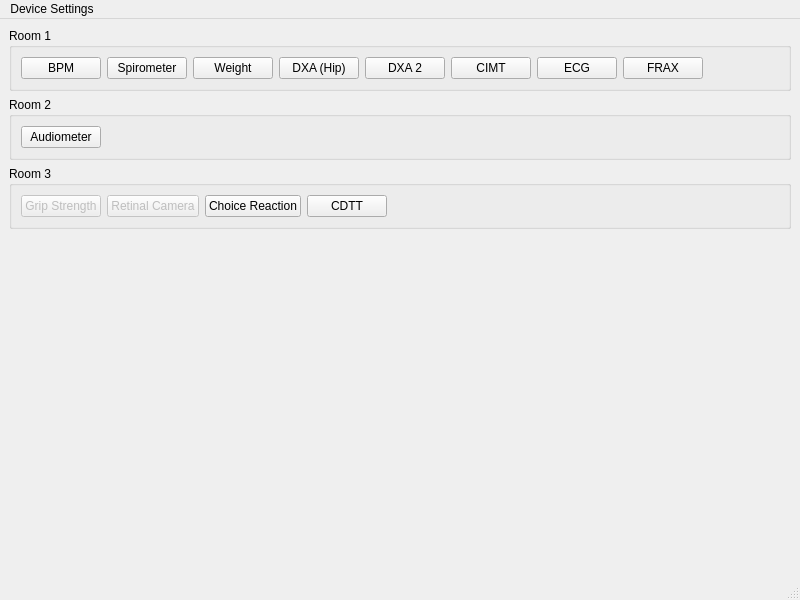
This is src/cypress_main_window.ui in CLSA/cypress as Qt 5 draws it before an edit. The edited form follows.
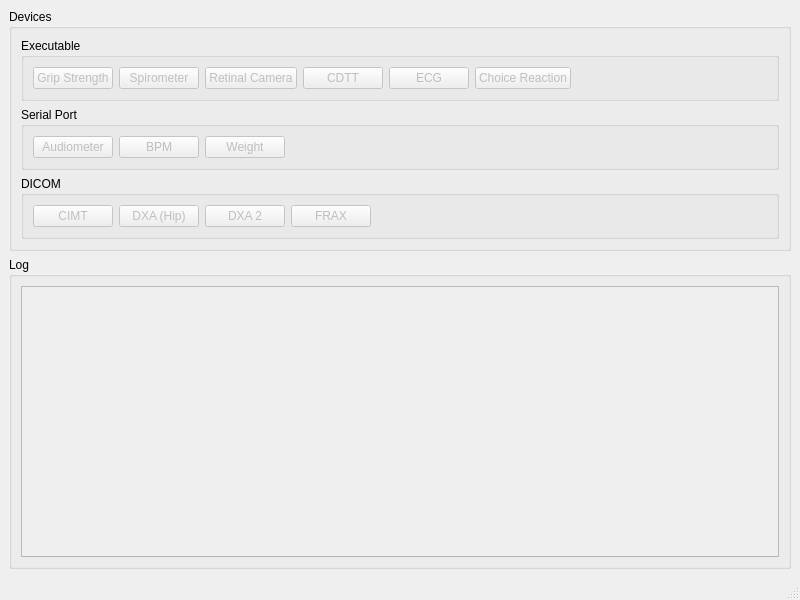
This is the edited form.

```diff
--- a/src/cypress_main_window.ui
+++ b/src/cypress_main_window.ui
@@ -21,34 +21,173 @@
        <bool>true</bool>
       </property>
       <property name="title">
-       <string>Room 1</string>
+       <string>Devices</string>
       </property>
-      <layout class="QHBoxLayout" name="horizontalLayout">
+      <layout class="QVBoxLayout" name="verticalLayout_2">
        <item>
-        <widget class="QPushButton" name="launchBpm">
+        <widget class="QGroupBox" name="groupBox_5">
+         <property name="title">
+          <string>Executable</string>
+         </property>
+         <layout class="QVBoxLayout" name="verticalLayout_6">
+          <item>
+           <layout class="QHBoxLayout" name="horizontalLayout_2">
+            <item>
+             <widget class="QPushButton" name="launchGripStrength">
+              <property name="enabled">
+               <bool>false</bool>
+              </property>
          <property name="text">
-          <string>BPM</string>
+               <string>Grip Strength</string>
          </property>
         </widget>
        </item>
        <item>
         <widget class="QPushButton" name="launchSpirometer">
+              <property name="enabled">
+               <bool>false</bool>
+              </property>
          <property name="text">
           <string>Spirometer</string>
          </property>
         </widget>
        </item>
        <item>
+             <widget class="QPushButton" name="launchRetinalCamera">
+              <property name="enabled">
+               <bool>false</bool>
+              </property>
+              <property name="text">
+               <string>Retinal Camera</string>
+              </property>
+             </widget>
+            </item>
+            <item>
+             <widget class="QPushButton" name="launchCDTT">
+              <property name="enabled">
+               <bool>false</bool>
+              </property>
+              <property name="text">
+               <string>CDTT</string>
+              </property>
+             </widget>
+            </item>
+            <item>
+             <widget class="QPushButton" name="launchEcg">
+              <property name="enabled">
+               <bool>false</bool>
+              </property>
+              <property name="text">
+               <string>ECG</string>
+              </property>
+             </widget>
+            </item>
+            <item>
+             <widget class="QPushButton" name="launchChoiceReaction">
+              <property name="enabled">
+               <bool>false</bool>
+              </property>
+              <property name="text">
+               <string>Choice Reaction</string>
+              </property>
+             </widget>
+            </item>
+            <item>
+             <spacer name="horizontalSpacer_3">
+              <property name="orientation">
+               <enum>Qt::Horizontal</enum>
+              </property>
+              <property name="sizeHint" stdset="0">
+               <size>
+                <width>40</width>
+                <height>20</height>
+               </size>
+              </property>
+             </spacer>
+            </item>
+           </layout>
+          </item>
+         </layout>
+        </widget>
+       </item>
+       <item>
+        <widget class="QGroupBox" name="groupBox_4">
+         <property name="title">
+          <string>Serial Port</string>
+         </property>
+         <layout class="QVBoxLayout" name="verticalLayout_5">
+          <item>
+           <layout class="QHBoxLayout" name="horizontalLayout_4">
+            <item>
+             <widget class="QPushButton" name="launchAudiometer">
+              <property name="enabled">
+               <bool>false</bool>
+              </property>
+              <property name="text">
+               <string>Audiometer</string>
+              </property>
+             </widget>
+            </item>
+            <item>
+             <widget class="QPushButton" name="launchBpm">
+              <property name="enabled">
+               <bool>false</bool>
+              </property>
+              <property name="text">
+               <string>BPM</string>
+              </property>
+             </widget>
+            </item>
+            <item>
         <widget class="QPushButton" name="launchWeightScale">
+              <property name="enabled">
+               <bool>false</bool>
+              </property>
          <property name="text">
           <string>Weight</string>
          </property>
         </widget>
        </item>
        <item>
+             <spacer name="horizontalSpacer">
+              <property name="orientation">
+               <enum>Qt::Horizontal</enum>
+              </property>
+              <property name="sizeHint" stdset="0">
+               <size>
+                <width>40</width>
+                <height>20</height>
+               </size>
+              </property>
+             </spacer>
+            </item>
+           </layout>
+          </item>
+         </layout>
+        </widget>
+       </item>
+       <item>
+        <widget class="QGroupBox" name="groupBox_3">
+         <property name="title">
+          <string>DICOM</string>
+         </property>
+         <layout class="QVBoxLayout" name="verticalLayout_4">
+          <item>
+           <layout class="QHBoxLayout" name="horizontalLayout">
+            <item>
+             <widget class="QPushButton" name="launchUltrasound">
+              <property name="enabled">
+               <bool>false</bool>
+              </property>
+              <property name="text">
+               <string>CIMT</string>
+              </property>
+             </widget>
+            </item>
+            <item>
         <widget class="QPushButton" name="launchDxa1">
          <property name="enabled">
-          <bool>true</bool>
+               <bool>false</bool>
          </property>
          <property name="text">
           <string>DXA (Hip)</string>
@@ -57,27 +196,19 @@
        </item>
        <item>
         <widget class="QPushButton" name="launchDxa2">
+              <property name="enabled">
+               <bool>false</bool>
+              </property>
          <property name="text">
           <string>DXA 2</string>
          </property>
         </widget>
        </item>
-       <item>
-        <widget class="QPushButton" name="launchUltrasound">
-         <property name="text">
-          <string>CIMT</string>
-         </property>
-        </widget>
-       </item>
-       <item>
-        <widget class="QPushButton" name="launchEcg">
-         <property name="text">
-          <string>ECG</string>
-         </property>
-        </widget>
-       </item>
        <item>
         <widget class="QPushButton" name="launchFrax">
+              <property name="enabled">
+               <bool>false</bool>
+              </property>
          <property name="text">
           <string>FRAX</string>
          </property>
@@ -97,118 +228,39 @@
         </spacer>
        </item>
       </layout>
+          </item>
+         </layout>
+        </widget>
+       </item>
+      </layout>
      </widget>
     </item>
     <item>
      <widget class="QGroupBox" name="groupBox_2">
-      <property name="enabled">
-       <bool>true</bool>
-      </property>
       <property name="title">
-       <string>Room 2</string>
+       <string>Log</string>
       </property>
-      <layout class="QHBoxLayout" name="horizontalLayout_2">
+      <layout class="QVBoxLayout" name="verticalLayout_3">
        <item>
-        <widget class="QPushButton" name="launchAudiometer">
-         <property name="enabled">
+        <widget class="QScrollArea" name="scrollArea">
+         <property name="widgetResizable">
           <bool>true</bool>
          </property>
-         <property name="text">
-          <string>Audiometer</string>
-         </property>
-        </widget>
-       </item>
-       <item>
-        <spacer name="horizontalSpacer">
-         <property name="orientation">
-          <enum>Qt::Horizontal</enum>
-         </property>
-         <property name="sizeHint" stdset="0">
-          <size>
-           <width>40</width>
-           <height>20</height>
-          </size>
-         </property>
-        </spacer>
-       </item>
-      </layout>
-     </widget>
-    </item>
-    <item>
-     <widget class="QGroupBox" name="groupBox_3">
-      <property name="enabled">
-       <bool>true</bool>
-      </property>
-      <property name="title">
-       <string>Room 3</string>
-      </property>
-      <layout class="QHBoxLayout" name="horizontalLayout_3">
-       <item>
-        <widget class="QPushButton" name="launchGripStrength">
-         <property name="enabled">
-          <bool>false</bool>
-         </property>
-         <property name="text">
-          <string>Grip Strength</string>
-         </property>
-        </widget>
-       </item>
-       <item>
-        <widget class="QPushButton" name="launchRetinalCamera">
-         <property name="enabled">
-          <bool>false</bool>
-         </property>
-         <property name="text">
-          <string>Retinal Camera</string>
-         </property>
-        </widget>
-       </item>
-       <item>
-        <widget class="QPushButton" name="launchChoiceReaction">
-         <property name="text">
-          <string>Choice Reaction</string>
-         </property>
-        </widget>
-       </item>
-       <item>
-        <widget class="QPushButton" name="launchCDTT">
-         <property name="enabled">
-          <bool>true</bool>
-         </property>
-         <property name="text">
-          <string>CDTT</string>
-         </property>
-        </widget>
-       </item>
-       <item>
-        <spacer name="horizontalSpacer_3">
-         <property name="orientation">
-          <enum>Qt::Horizontal</enum>
-         </property>
-         <property name="sizeHint" stdset="0">
-          <size>
-           <width>40</width>
-           <height>20</height>
-          </size>
-         </property>
-        </spacer>
-       </item>
+         <widget class="QWidget" name="scrollAreaWidgetContents">
+          <property name="geometry">
+           <rect>
+            <x>0</x>
+            <y>0</y>
+            <width>756</width>
+            <height>226</height>
+           </rect>
+          </property>
+         </widget>
+        </widget>
+       </item>
       </layout>
      </widget>
     </item>
-    <item>
-     <spacer name="verticalSpacer">
-      <property name="orientation">
-       <enum>Qt::Vertical</enum>
-      </property>
-      <property name="sizeHint" stdset="0">
-       <size>
-        <width>20</width>
-        <height>40</height>
-       </size>
-      </property>
-     </spacer>
-    </item>
    </layout>
   </widget>
   <widget class="QMenuBar" name="menubar">
@@ -217,32 +269,9 @@
      <x>0</x>
      <y>0</y>
      <width>800</width>
-     <height>22</height>
+     <height>21</height>
     </rect>
    </property>
-   <widget class="QMenu" name="menuDevice_Settings">
-    <property name="title">
-     <string>Device Settings</string>
-    </property>
-    <addaction name="actionAudiometer_2"/>
-    <addaction name="actionCDTT_2"/>
-    <addaction name="actionCCB"/>
-    <addaction name="actionGrip_Strength"/>
-    <addaction name="actionVividI"/>
-    <addaction name="actionECG_2"/>
-    <addaction name="actionDEXA"/>
-    <addaction name="actionBody_Comp"/>
-    <addaction name="actionFrax"/>
-    <addaction name="actionRetinal_Cam"/>
-    <addaction name="actionSignature"/>
-    <addaction name="actionTonometer"/>
-    <addaction name="actionWeigh_Scale"/>
-    <addaction name="actionSpirometer"/>
-    <addaction name="actionBlood_Pressure"/>
-    <addaction name="separator"/>
-    <addaction name="actionTest_Locally"/>
-   </widget>
-   <addaction name="menuDevice_Settings"/>
   </widget>
   <widget class="QStatusBar" name="statusbar"/>
   <action name="actionCIMT">
```
Lines whose indentation alone changed are shown as unchanged.
